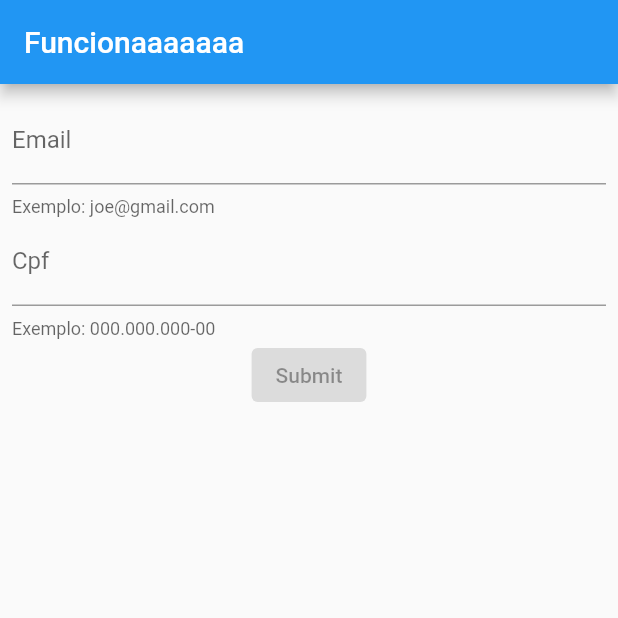
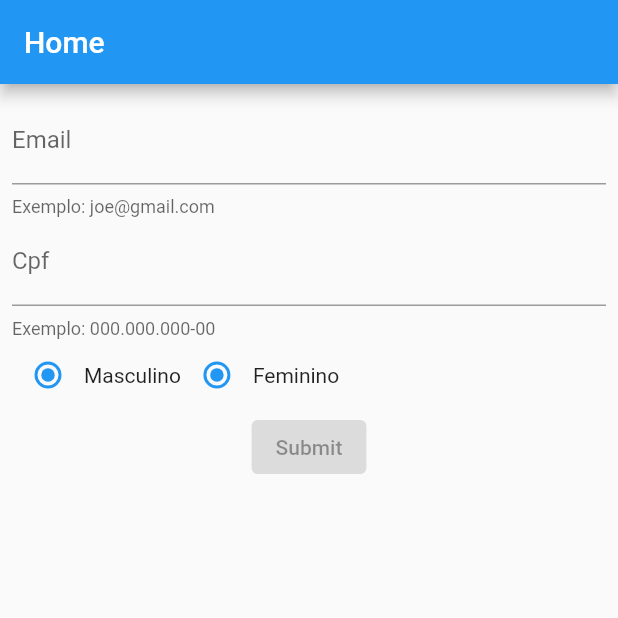
Before and after one commit to Arthurlima544/Valida-Email-Cpf, a Flutter app: the screen it shows after launch, on a phone screen of 412 x 824 dp, the top half of it. Run offline on Flutter 3.47's test engine with Material 2 defaults, Android fonts, the light colour scheme and no system bars; our stand-ins replace bloc, equatable, flutter_bloc, formz.

Commit message:
falha no sexo.datr

```diff
--- a/lib/main.dart
+++ b/lib/main.dart
@@ -10,7 +10,7 @@ void main() {
 
 class MyApp extends StatelessWidget {
   // This widget is the root of your application.
-
+  final usuario = "F";
   @override
   Widget build(BuildContext context) {
     return MaterialApp(
@@ -18,8 +18,9 @@ class MyApp extends StatelessWidget {
       theme: ThemeData(
         primarySwatch: Colors.blue,
       ),
+      debugShowCheckedModeBanner: false,
       home: BlocProvider(
-        create: (context) => HomepageBloc(),
+        create: (context) => HomepageBloc()..add(InitialData(user: usuario)),
         child: HomePage(),
       ),
     );
--- /dev/null
+++ b/lib/models/Sexo.dart
@@ -0,0 +1,35 @@
+import 'package:formz/formz.dart';
+
+const List<String> genero = ["M", "N", "F"];
+
+enum SexoValidationError { vazio }
+
+enum Genero { masculino, naobinario, feminino, vazio }
+
+class Sexo extends FormzInput<String, SexoValidationError> {
+  const Sexo.dirty([String value = ""]) : super.dirty(value);
+  const Sexo.pure([String value = ""]) : super.pure(value);
+
+  Genero stringToEnum(String value) {
+    switch (value) {
+      case "M":
+        return Genero.masculino;
+      case "F":
+        return Genero.feminino;
+      case "N":
+        return Genero.naobinario;
+      default:
+        return Genero.vazio;
+    }
+  }
+
+  @override
+  SexoValidationError? validator(String value) {
+    for (int i = 0; i < genero.length; i++) {
+      if (value == genero[i]) {
+        return null;
+      }
+    }
+    return SexoValidationError.vazio;
+  }
+}
--- a/lib/pages/homepage/bloc/homepage_event.dart
+++ b/lib/pages/homepage/bloc/homepage_event.dart
@@ -7,7 +7,11 @@ abstract class HomepageEvent extends Equatable {
   List<Object> get props => [];
 }
 
-class PageLoaded extends HomepageEvent {}
+class InitialData extends HomepageEvent {
+  final String user;
+
+  InitialData({required this.user});
+}
 
 class EmailChanged extends HomepageEvent {
   const EmailChanged({required this.email});
@@ -33,12 +37,13 @@ class CpfUnfocused extends HomepageEvent {}
 
 class FormSubmitted extends HomepageEvent {}
 
-/* class CpfChanged extends HomepageEvent {
+class SexoChaged extends HomepageEvent {
+  const SexoChaged({required this.sexo});
 
-  final String cpf;
+  final String sexo;
 
-  CpfChanged({
-    required this.cpf,
-    required this.params,
-  });
-} */
+  @override
+  List<Object> get props => [sexo];
+}
+
+class SexoUnfocused extends HomepageEvent {}
--- a/lib/pages/homepage/bloc/homepage_state.dart
+++ b/lib/pages/homepage/bloc/homepage_state.dart
@@ -5,24 +5,28 @@ class HomepageState extends Equatable {
     this.email = const Email.pure(),
     this.cpf = const Cpf.pure(),
     this.status = FormzStatus.pure,
+    this.sexo = const Sexo.pure(),
   });
 
   final Email email;
   final Cpf cpf;
+  final Sexo sexo;
   final FormzStatus status;
 
   HomepageState copyWith({
     Email? email,
     Cpf? cpf,
     FormzStatus? status,
+    Sexo? sexo,
   }) {
     return HomepageState(
       email: email ?? this.email,
       cpf: cpf ?? this.cpf,
       status: status ?? this.status,
+      sexo: sexo ?? this.sexo,
     );
   }
 
   @override
-  List<Object> get props => [email, status, cpf];
+  List<Object> get props => [email, status, cpf, sexo];
 }
--- a/lib/pages/homepage/homepage.dart
+++ b/lib/pages/homepage/homepage.dart
@@ -4,6 +4,7 @@ import 'package:formz/formz.dart';
 import 'package:validacao_email/pages/homepage/bloc/homepage_bloc.dart';
 import 'package:validacao_email/pages/homepage/widgets/cpf_input.dart';
 import 'package:validacao_email/pages/homepage/widgets/email_input.dart';
+import 'package:validacao_email/pages/homepage/widgets/sexo_input.dart';
 
 class HomePage extends StatefulWidget {
   @override
@@ -13,6 +14,7 @@ class HomePage extends StatefulWidget {
 class _HomePageState extends State<HomePage> {
   final _emailFocusNode = FocusNode();
   final _cpfFocusNode = FocusNode();
+  final usuarioFakeSexo = "F";
 
   @override
   void initState() {
@@ -41,7 +43,7 @@ class _HomePageState extends State<HomePage> {
   Widget build(BuildContext context) {
     return Scaffold(
       appBar: AppBar(
-        title: Text("Funcionaaaaaaa"),
+        title: Text("Home"),
       ),
       body: BlocListener<HomepageBloc, HomepageState>(
         listener: (context, state) {},
@@ -55,6 +57,9 @@ class _HomePageState extends State<HomePage> {
                 ),
                 CpfInput(
                   focusNode: _cpfFocusNode,
+                ),
+                SexoSwitch(
+                  userOption: usuarioFakeSexo,
                 ),
                 SubmitButton(),
               ],
--- /dev/null
+++ b/lib/pages/homepage/widgets/sexo_input.dart
@@ -0,0 +1,44 @@
+import 'package:flutter/cupertino.dart';
+import 'package:flutter/material.dart';
+import 'package:flutter_bloc/flutter_bloc.dart';
+import 'package:validacao_email/models/Sexo.dart';
+import 'package:validacao_email/pages/homepage/bloc/homepage_bloc.dart';
+
+
+class SexoSwitch extends StatelessWidget {
+  final String userOption;
+  SexoSwitch({required this.userOption});
+
+  @override
+  Widget build(BuildContext context) {
+    Genero opcao = Genero.vazio;
+    return BlocBuilder<HomepageBloc, HomepageState>(
+      builder: (context, state) {
+        return Container(
+          child: Row(
+            children: [
+              Radio<Genero>(
+                value: Genero.masculino,
+                groupValue: state.sexo.stringToEnum("M"),
+                onChanged: (value) {
+                  context.read<HomepageBloc>().add(SexoChaged(sexo: "M"));
+                },
+              ),
+              Text("Masculino"),
+              Radio<Genero>(
+                value: Genero.feminino,
+                groupValue: state.sexo.stringToEnum("F"),
+                onChanged: (value) {
+                  context.read<HomepageBloc>().add(SexoChaged(sexo: "F"));
+                },
+              ),
+              Text("Feminino"),
+            ],
+          ),
+        );
+      },
+    );
+  }
+
+
+}
```
Also changed, not shown: lib/pages/homepage/bloc/homepage_bloc.dart (+23 -5 lines), 1 other file.
